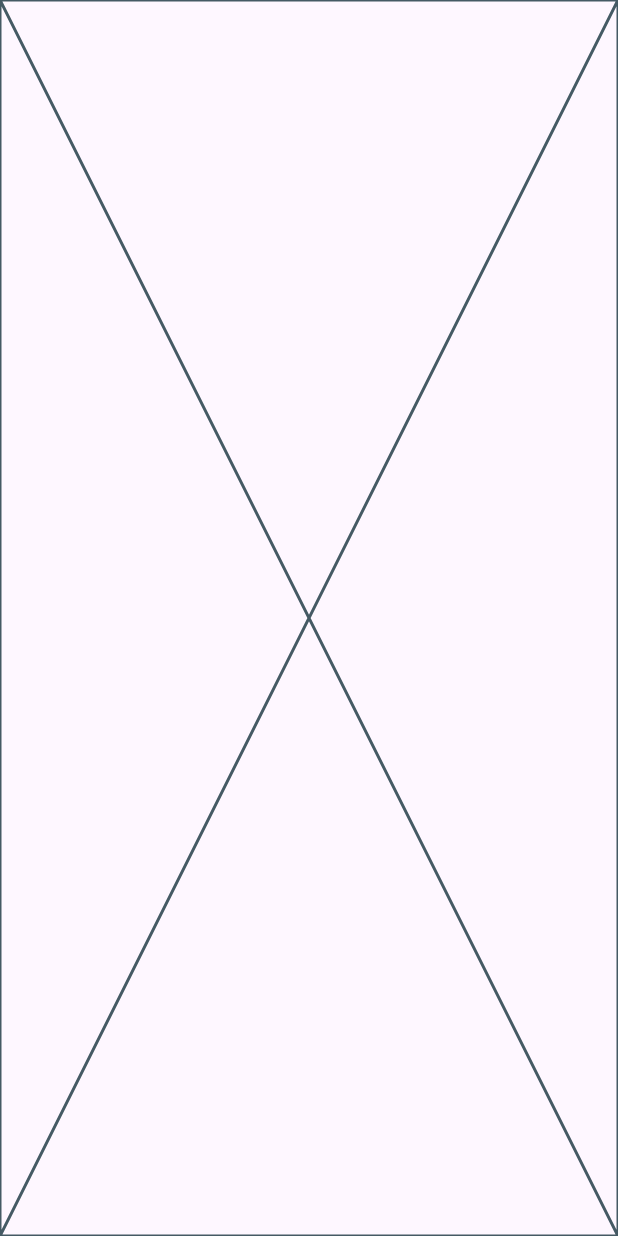
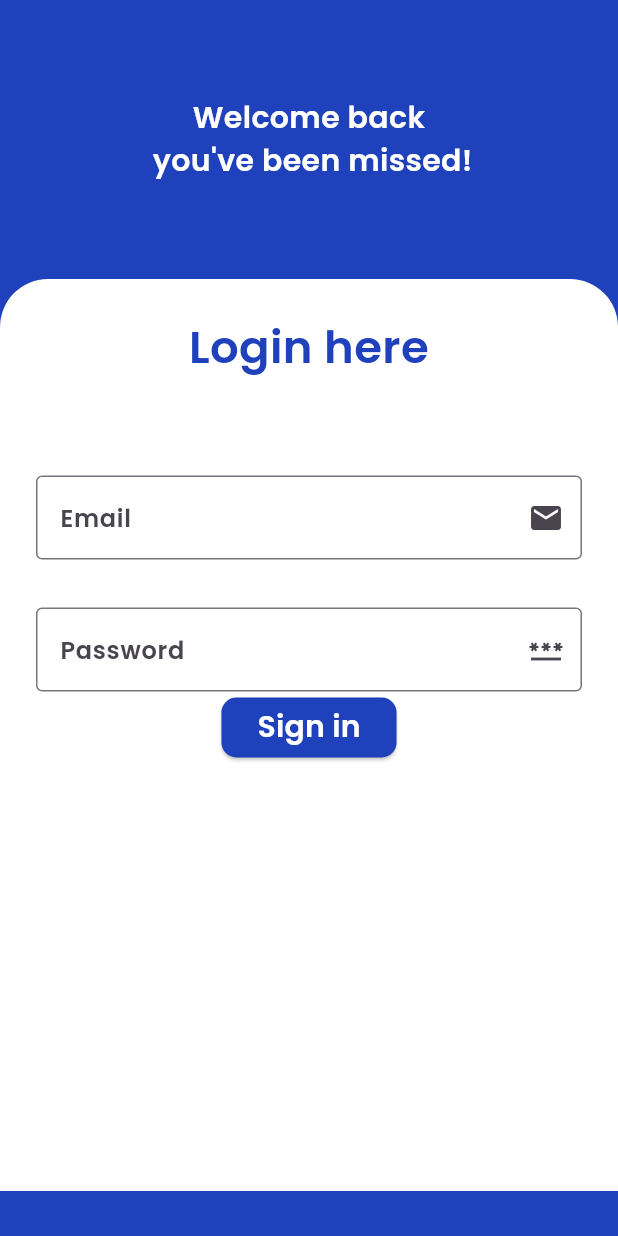
Before and after one commit to ali72-20/task_managment, a Flutter app: the LogInScreen screen opened by its route, on a phone screen of 412 x 824 dp. Run offline on Flutter 3.47's test engine with Material 3 defaults, Android fonts, the phone set to English and light mode, and no system bars; our stand-ins replace go_router.

Commit message:
add home router add login form add custom login and register button

```diff
--- a/lib/core/utilites/Styles.dart
+++ b/lib/core/utilites/Styles.dart
@@ -11,6 +11,13 @@ class Styles{
       color: kPrimaryColor
    );
 
+   static const TextStyle style30 =  TextStyle(
+       fontSize: 30,
+       fontFamily: kPrimaryFont,
+       fontWeight: FontWeight.w700,
+       color: kPrimaryColor
+   );
+
    static const TextStyle style20 =  TextStyle(
        fontSize: 20,
        fontFamily: kPrimaryFont,
@@ -22,4 +29,9 @@ class Styles{
        fontFamily: kPrimaryFont,
        fontWeight: FontWeight.w400,
    );
+   static const TextStyle style16 =  TextStyle(
+     fontSize: 16,
+     fontFamily: kPrimaryFont,
+     fontWeight: FontWeight.w300,
+   );
 }
--- a/lib/core/utilites/app_routes.dart
+++ b/lib/core/utilites/app_routes.dart
@@ -1,4 +1,5 @@
 import 'package:go_router/go_router.dart';
+import 'package:task_managment/features/home/presentation_layer/home_screen.dart';
 import 'package:task_managment/features/login/presentation_layer/login_screen.dart';
 import 'package:task_managment/features/start_screen/presentation_layer/start_screen.dart';
 
@@ -6,6 +7,7 @@ abstract class AppRoutes {
   static const kStartPath = '/';
   static const kLoginPath = '/login';
   static const kRegisterPath = '/register';
+  static const kHomePath = '/home';
   static final router = GoRouter(
     routes: [
       GoRoute(
@@ -20,6 +22,10 @@ abstract class AppRoutes {
         path: kRegisterPath,
         builder: (context, state) => const LogInScreen(),
       ),
+      GoRoute(
+        path: kHomePath,
+        builder: (context, state) => const HomeScreen(),
+      ),
     ],
   );
 }
--- /dev/null
+++ b/lib/core/widgets/custom_login_and_register_button.dart
@@ -0,0 +1,26 @@
+import 'package:flutter/material.dart';
+import 'package:task_managment/core/utilites/Styles.dart';
+import 'package:task_managment/core/utilites/colors.dart';
+
+class CustomLoginAndRegisterButton extends StatelessWidget {
+  CustomLoginAndRegisterButton(
+      {super.key, required this.text, required this.onPress});
+
+  String text;
+  dynamic onPress;
+
+  @override
+  Widget build(BuildContext context) {
+    return ElevatedButton(
+      onPressed: onPress,
+      style: ElevatedButton.styleFrom(
+          backgroundColor: kPrimaryColor,
+          shape:
+              RoundedRectangleBorder(borderRadius: BorderRadius.circular(10))),
+      child: Text(
+        text,
+        style: Styles.style20.copyWith(color: Colors.white),
+      ),
+    );
+  }
+}
--- /dev/null
+++ b/lib/features/home/presentation_layer/home_screen.dart
@@ -0,0 +1,10 @@
+import 'package:flutter/cupertino.dart';
+
+class HomeScreen extends StatelessWidget {
+  const HomeScreen({super.key});
+
+  @override
+  Widget build(BuildContext context) {
+    return Text('Home screen');
+  }
+}
--- a/lib/features/login/presentation_layer/login_screen.dart
+++ b/lib/features/login/presentation_layer/login_screen.dart
@@ -6,10 +6,9 @@ class LogInScreen extends StatelessWidget {
 
   @override
   Widget build(BuildContext context) {
-    return const SafeArea(
-      child: Scaffold(
+    return const Scaffold(
+        resizeToAvoidBottomInset: false,
         body: LoginBody(),
-      ),
     );
   }
 }
--- /dev/null
+++ b/lib/features/login/presentation_layer/widgets/input_feild.dart
@@ -0,0 +1,26 @@
+import 'package:flutter/material.dart';
+import 'package:task_managment/core/utilites/Styles.dart';
+
+
+class InputFeilde extends StatelessWidget {
+   InputFeilde({super.key, required this.hint,required this.controller, required this.suffix_icon});
+   String hint;
+   TextEditingController controller;
+   IconData suffix_icon;
+  @override
+  Widget build(BuildContext context) {
+    return  TextField(
+      controller:controller ,
+      onSubmitted: (value){
+
+      },
+      decoration:  InputDecoration(
+        labelText: hint,
+        labelStyle: Styles.style16,
+        hintStyle: Styles.style16,
+        border: const OutlineInputBorder(),
+        suffixIcon: Icon(suffix_icon),
+      ),
+    ) ;
+  }
+}
--- a/lib/features/login/presentation_layer/widgets/login_body.dart
+++ b/lib/features/login/presentation_layer/widgets/login_body.dart
@@ -1,10 +1,29 @@
-import 'package:flutter/cupertino.dart';
+import 'package:flutter/material.dart';
+import 'package:task_managment/core/utilites/colors.dart';
+import 'login_form.dart';
+import 'login_texts.dart';
 
 class LoginBody extends StatelessWidget {
   const LoginBody({super.key});
 
   @override
   Widget build(BuildContext context) {
-    return const Placeholder();
+    return SafeArea(
+      child: Scaffold(
+        backgroundColor: kPrimaryColor,
+        resizeToAvoidBottomInset: false,
+        body: Container(
+          height: double.infinity,
+          width: double.infinity,
+          child:  Column(
+            children: [
+              const LoginTexts(),
+              const SizedBox(height: 64,),
+              LoginForm(),
+            ],
+          ),
+        ),
+      ),
+    );
   }
 }
--- /dev/null
+++ b/lib/features/login/presentation_layer/widgets/login_form.dart
@@ -0,0 +1,63 @@
+import 'package:flutter/material.dart';
+import 'package:go_router/go_router.dart';
+import 'package:task_managment/core/utilites/app_routes.dart';
+import 'package:task_managment/core/widgets/custom_login_and_register_button.dart';
+import 'package:task_managment/features/login/presentation_layer/widgets/input_feild.dart';
+
+import '../../../../core/utilites/Styles.dart';
+
+class LoginForm extends StatelessWidget {
+  LoginForm({super.key});
+
+  TextEditingController mailController = TextEditingController();
+  TextEditingController passowrdController = TextEditingController();
+
+  @override
+  Widget build(BuildContext context) {
+    return SingleChildScrollView(
+      child: Container(
+        padding: const EdgeInsets.all(24),
+        width: double.infinity,
+        height: MediaQuery.of(context).size.height * .7378,
+        decoration: const BoxDecoration(
+          color: Colors.white,
+          borderRadius: BorderRadius.only(
+            topLeft: Radius.circular(32),
+            topRight: Radius.circular(32),
+          ),
+        ),
+        child: Column(
+          children: [
+            const Text(
+              textAlign: TextAlign.center,
+              "Login here",
+              style: Styles.style30,
+            ),
+            const SizedBox(
+              height: 64,
+            ),
+            InputFeilde(
+              hint: 'Email',
+              controller: mailController,
+              suffix_icon: Icons.mail,
+            ),
+            const SizedBox(
+              height: 32,
+            ),
+            InputFeilde(
+              hint: 'Password',
+              controller: passowrdController,
+              suffix_icon: Icons.password,
+            ),
+            CustomLoginAndRegisterButton(
+              text: 'Sign in',
+              onPress: () {
+                GoRouter.of(context).pushReplacement(AppRoutes.kHomePath);
+              },
+            )
+          ],
+        ),
+      ),
+    );
+  }
+}
--- /dev/null
+++ b/lib/features/login/presentation_layer/widgets/login_texts.dart
@@ -0,0 +1,20 @@
+import 'package:flutter/cupertino.dart';
+import 'package:flutter/material.dart';
+
+import '../../../../core/utilites/Styles.dart';
+
+class LoginTexts extends StatelessWidget {
+  const LoginTexts({super.key});
+
+  @override
+  Widget build(BuildContext context) {
+    return  Padding(
+      padding: const EdgeInsets.only(top: 64.0),
+      child: Text(
+        textAlign: TextAlign.center,
+        "Welcome back\n you've been missed!",
+        style: Styles.style20.copyWith(color: Colors.white),
+      ),
+    );
+  }
+}
--- a/lib/features/start_screen/presentation_layer/widgets/button_item.dart
+++ b/lib/features/start_screen/presentation_layer/widgets/button_item.dart
@@ -1,7 +1,4 @@
-import 'package:flutter/cupertino.dart';
 import 'package:flutter/material.dart';
-import 'package:task_managment/core/utilites/colors.dart';
-
 import '../../../../core/utilites/Styles.dart';
 
 class ButtonItem extends StatelessWidget {
--- a/lib/main.dart
+++ b/lib/main.dart
@@ -1,6 +1,5 @@
 import 'package:flutter/material.dart';
 import 'package:task_managment/core/utilites/app_routes.dart';
-import 'package:task_managment/features/start_screen/presentation_layer/start_screen.dart';
 
 void main() {
   runApp(const TaskManagment());
```
